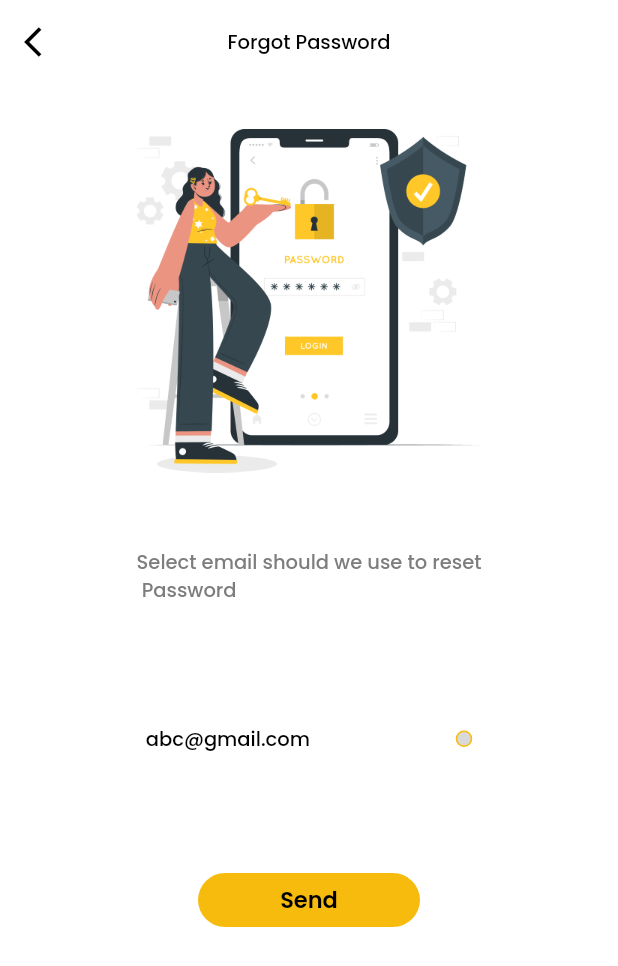
After one commit to MuaazShafi/streetfood, a Flutter app: the ForgetPassword screen opened directly, on a phone screen of 412 x 824 dp. The commit adds this screen. Shown: the top 966 px of the screen. Run offline on Flutter 3.47's test engine with Material 2 defaults, Android fonts, the phone set to English and light mode, and no system bars; our stand-ins replace flutter_rating_bar, salomon_bottom_bar.

Commit message:
initial commit

```diff
--- /dev/null
+++ b/lib/screen_forget_password.dart
@@ -0,0 +1,124 @@
+import 'package:flutter/material.dart';
+
+class ForgetPassword extends StatelessWidget {
+  const ForgetPassword({Key? key}) : super(key: key);
+
+  @override
+  Widget build(BuildContext context) {
+    return SafeArea(
+      child: Scaffold(
+        backgroundColor: Colors.white,
+        appBar: AppBar(
+          backgroundColor: Colors.white,
+          elevation: 0,
+          leading: GestureDetector(
+            // onTap: () {
+            //   Navigator.push(
+            //     context,
+            //     MaterialPageRoute(
+            //       builder: (context) => SixthPage(),
+            //     ),
+            //   );
+            // },
+            child: Icon(
+              Icons.arrow_back_ios,
+              color: Colors.black,
+            ),
+          ),
+          title: Text(
+            "Forgot Password",
+            style: TextStyle(
+              color: Colors.black,
+              fontSize: 13,
+              fontFamily: 'PoppinsMedium',
+            ),
+          ),
+          centerTitle: true,
+        ),
+        body: Column(
+          children: [
+            Padding(
+              padding: const EdgeInsets.only(top: 30),
+              child: Image(
+                height: 229,
+                width: 230,
+                image: AssetImage(
+                  'images/fP.png',
+                ),
+              ),
+            ),
+            Padding(
+              padding: const EdgeInsets.only(top: 50),
+              child: Text(
+                'Select email should we use to reset\n Password',
+                style: TextStyle(
+                  color: Color(0xff7D7D7D),
+                  fontSize: 13,
+                  fontFamily: 'PoppinsMedium',
+                ),
+              ),
+            ),
+            Padding(
+              padding: const EdgeInsets.only(top: 80),
+              child: Row(
+                mainAxisAlignment: MainAxisAlignment.spaceEvenly,
+                children: [
+                  Text(
+                    'abc@gmail.com',
+                    style: TextStyle(
+                      color: Color(0xff000000),
+                      fontSize: 13,
+                      fontFamily: 'PoppinsMedium',
+                    ),
+                  ),
+                  Container(
+                    height: 11,
+                    width: 11,
+                    decoration: BoxDecoration(
+                      color: Color(0xffD9D9D9),
+                      borderRadius: BorderRadius.circular(20),
+                      border: Border.all(
+                        color: Color(0xffF7BB0E),
+                      ),
+                    ),
+                  ),
+                ],
+              ),
+            ),
+            Padding(
+              padding: const EdgeInsets.only(top: 80),
+              child: GestureDetector(
+                // onTap: () {
+                //   Navigator.push(
+                //     context,
+                //     MaterialPageRoute(
+                //       builder: (context) => EighthPage(),
+                //     ),
+                //   );
+                // },
+                child: Container(
+                  height: 36,
+                  width: 148,
+                  decoration: BoxDecoration(
+                    color: Color(0xffF7BB0E),
+                    borderRadius: BorderRadius.circular(29),
+                  ),
+                  child: Center(
+                    child: Text(
+                      'Send',
+                      style: TextStyle(
+                        color: Color(0xff000000),
+                        fontSize: 15,
+                        fontFamily: 'PoppinsSemiBold',
+                      ),
+                    ),
+                  ),
+                ),
+              ),
+            ),
+          ],
+        ),
+      ),
+    );
+  }
+}
--- a/lib/screen_login.dart
+++ b/lib/screen_login.dart
@@ -1,4 +1,5 @@
 import 'package:flutter/material.dart';
+import 'package:streetfood/screen_forget_password.dart';
 import 'package:streetfood/screen_home.dart';
 import 'package:streetfood/screen_signup.dart';
 
@@ -160,12 +161,22 @@ class LoginScreen extends StatelessWidget {
                 child: Row(
                   mainAxisAlignment: MainAxisAlignment.end,
                   children: [
-                    Text(
-                      'Forget Password',
-                      style: TextStyle(
-                        color: Color(0xff969494),
-                        fontSize: 10,
-                        fontFamily: 'PoppinsMedium',
+                    GestureDetector(
+                      onTap: () {
+                        Navigator.push(
+                          context,
+                          MaterialPageRoute(
+                            builder: (context) => ForgetPassword(),
+                          ),
+                        );
+                      },
+                      child: Text(
+                        'Forget Password',
+                        style: TextStyle(
+                          color: Color(0xff969494),
+                          fontSize: 10,
+                          fontFamily: 'PoppinsMedium',
+                        ),
                       ),
                     ),
                   ],
```
Also changed, not shown: images/fP.png (added), lib/generated/assets.dart.
